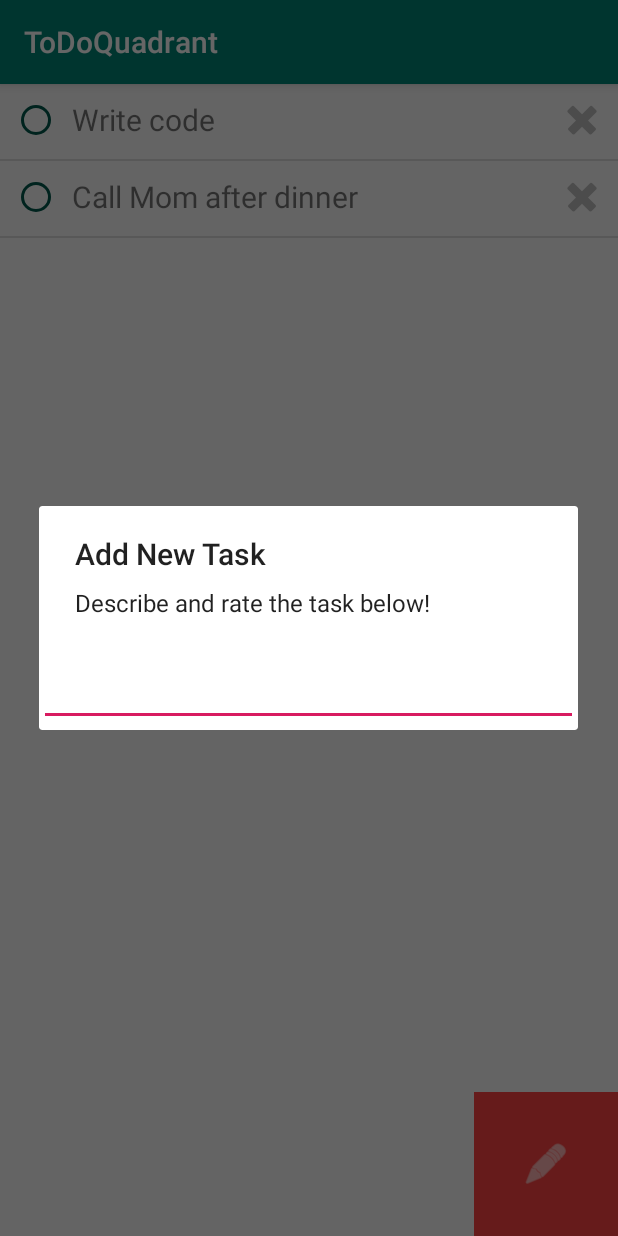
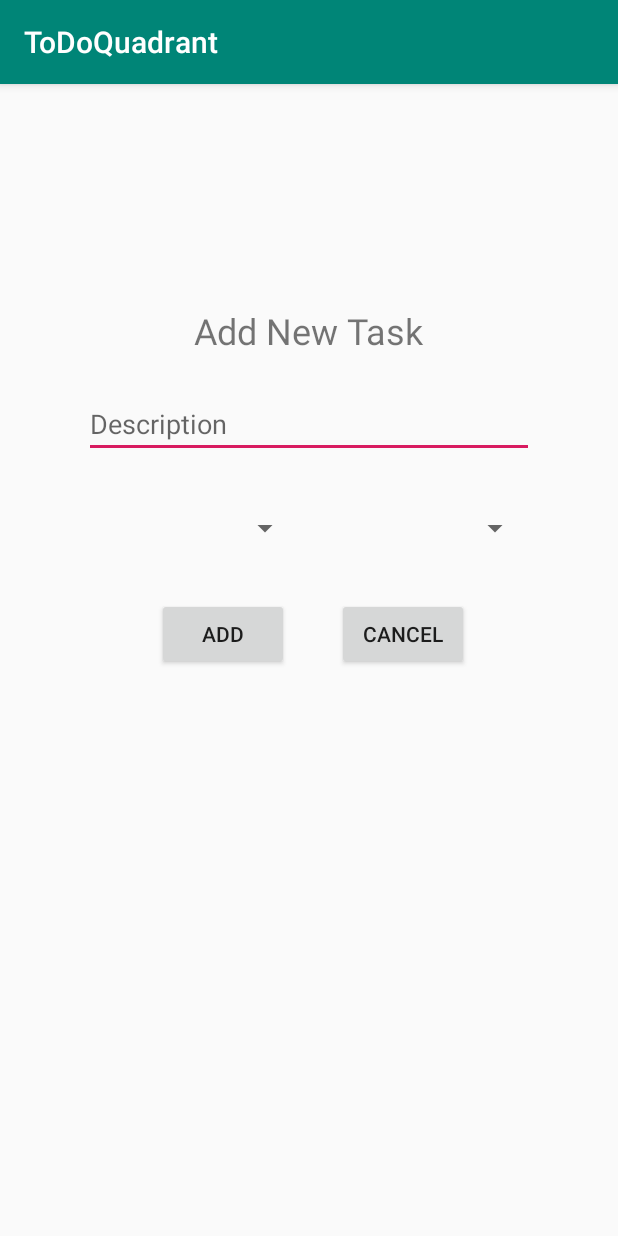
Before and after one commit to lillworkspace/ToDoQu, an Android app: the screen it shows after launch (MainActivity before the commit, AddActivity after it), after a tap on an icon or button, on a phone screen of 412 x 824 dp. Run offline under Robolectric (Android 15) with nearby library versions, the phone set to English and light mode, and no system bars; 1 other tap on this screen came first.

Commit message:
added add activity, deleted dialog box

```diff
--- a/app/src/main/AndroidManifest.xml
+++ b/app/src/main/AndroidManifest.xml
@@ -16,6 +16,7 @@
                 <category android:name="android.intent.category.LAUNCHER" />
             </intent-filter>
         </activity>
+        <activity android:name=".AddActivity"></activity>
     </application>
 
 </manifest>
--- /dev/null
+++ b/app/src/main/java/com/example/todoquadrant/AddActivity.java
@@ -0,0 +1,18 @@
+package com.example.todoquadrant;
+
+import android.os.Bundle;
+import android.support.v7.app.AppCompatActivity;
+import android.view.View;
+
+public class AddActivity extends AppCompatActivity{
+
+    @Override
+    protected void onCreate(Bundle savedInstanceState) {
+        super.onCreate(savedInstanceState);
+        setContentView(R.layout.activity_add);
+    }
+
+    public void addTask(View view){
+
+    }
+}
--- a/app/src/main/java/com/example/todoquadrant/MainActivity.java
+++ b/app/src/main/java/com/example/todoquadrant/MainActivity.java
@@ -1,15 +1,12 @@
 package com.example.todoquadrant;
 
-import android.support.v7.app.AlertDialog;
+import android.content.Intent;
 import android.support.v7.app.AppCompatActivity;
 import android.os.Bundle;
 import android.view.View;
 import android.widget.ArrayAdapter;
-import android.widget.EditText;
 import android.widget.ListView;
-import android.widget.Spinner;
 import android.widget.TextView;
-
 import java.util.ArrayList;
 
 public class MainActivity extends AppCompatActivity {
@@ -35,25 +32,9 @@ public class MainActivity extends AppCompatActivity {
 
     }
 
-    public void addTaskDialog(View view){
-        final EditText taskDescription = new EditText(this);
-        //final Spinner importance = new Spinner(this, 1);
-        //final Spinner urgency = new Spinner(this);
-
-        AlertDialog.Builder addDialog = new AlertDialog.Builder(this);
-        addDialog.setTitle("Add New Task");
-        addDialog.setMessage("Describe and rate the task below!");
-        addDialog.setView(taskDescription);
-        //addDialog.setView(importance);
-        //addDialog.setView(urgency);
-
-
-        //addDialog.setPositiveButton("Add", );
-        //addDialog.setNegativeButton("Cancel", null);
-
-        addDialog.create();
-        addDialog.show();
-
+    public void addTask(View view){
+        Intent intent = new Intent(this, com.example.todoquadrant.AddActivity.class);
+        startActivity(intent);
     }
 
 
@@ -65,14 +46,6 @@ public class MainActivity extends AppCompatActivity {
         tasksAdapter.notifyDataSetChanged();
     }
 
-    public void addTask(View view){
-        //String description;
-        //int priority;
-        //tasks.add(new Task(description, priority));
-        //tasksAdapter.notifyDataSetChanged();
-
-    }
-
     public Task searchTask(String string) {
         for (Task t : tasks){
             if (t.getDescription().equals(string)){
--- /dev/null
+++ b/app/src/main/res/layout/activity_add.xml
@@ -0,0 +1,91 @@
+<?xml version="1.0" encoding="utf-8"?>
+<android.support.constraint.ConstraintLayout xmlns:android="http://schemas.android.com/apk/res/android"
+    xmlns:app="http://schemas.android.com/apk/res-auto"
+    xmlns:tools="http://schemas.android.com/tools"
+    android:layout_width="match_parent"
+    android:layout_height="match_parent">
+
+    <Spinner
+        android:id="@+id/spinner2"
+        android:layout_width="145dp"
+        android:layout_height="45dp"
+        android:layout_marginStart="55dp"
+        android:layout_marginLeft="55dp"
+        android:layout_marginTop="24dp"
+        android:spinnerMode="dropdown"
+        app:layout_constraintStart_toStartOf="parent"
+        app:layout_constraintTop_toBottomOf="@+id/editText" />
+
+    <Spinner
+        android:id="@+id/spinner5"
+        android:layout_width="145dp"
+        android:layout_height="45dp"
+        android:layout_marginStart="8dp"
+        android:layout_marginLeft="8dp"
+        android:layout_marginTop="24dp"
+        android:layout_marginEnd="58dp"
+        android:layout_marginRight="58dp"
+        android:spinnerMode="dropdown"
+        app:layout_constraintEnd_toEndOf="parent"
+        app:layout_constraintStart_toEndOf="@+id/spinner2"
+        app:layout_constraintTop_toBottomOf="@+id/editText" />
+
+    <TextView
+        android:id="@+id/textView"
+        android:layout_width="wrap_content"
+        android:layout_height="32dp"
+        android:layout_marginStart="128dp"
+        android:layout_marginLeft="128dp"
+        android:layout_marginTop="148dp"
+        android:layout_marginEnd="128dp"
+        android:layout_marginRight="128dp"
+        android:text="Add New Task"
+        android:textSize="24dp"
+        app:layout_constraintEnd_toEndOf="parent"
+        app:layout_constraintStart_toStartOf="parent"
+        app:layout_constraintTop_toTopOf="parent" />
+
+    <EditText
+        android:id="@+id/editText"
+        android:layout_width="300dp"
+        android:layout_height="wrap_content"
+        android:layout_marginStart="52dp"
+        android:layout_marginLeft="52dp"
+        android:layout_marginTop="24dp"
+        android:layout_marginEnd="52dp"
+        android:layout_marginRight="52dp"
+        android:ems="10"
+        android:hint="Description"
+        app:layout_constraintEnd_toEndOf="parent"
+        app:layout_constraintStart_toStartOf="parent"
+        app:layout_constraintTop_toBottomOf="@+id/textView" />
+
+    <Button
+        android:id="@+id/button"
+        android:layout_width="wrap_content"
+        android:layout_height="wrap_content"
+        android:layout_marginStart="16dp"
+        android:layout_marginLeft="16dp"
+        android:layout_marginTop="24dp"
+        android:layout_marginEnd="107dp"
+        android:layout_marginRight="107dp"
+        android:text="Cancel"
+        app:layout_constraintEnd_toEndOf="parent"
+        app:layout_constraintStart_toEndOf="@+id/button1"
+        app:layout_constraintTop_toBottomOf="@+id/spinner5" />
+
+    <Button
+        android:id="@+id/button1"
+        android:layout_width="wrap_content"
+        android:layout_height="wrap_content"
+        android:layout_marginStart="112dp"
+        android:layout_marginLeft="112dp"
+        android:layout_marginTop="24dp"
+        android:layout_marginEnd="16dp"
+        android:layout_marginRight="16dp"
+        android:text="Add"
+        app:layout_constraintEnd_toStartOf="@+id/button"
+        app:layout_constraintStart_toStartOf="parent"
+        app:layout_constraintTop_toBottomOf="@+id/spinner2" />
+
+</android.support.constraint.ConstraintLayout>
--- a/app/src/main/res/layout/activity_main.xml
+++ b/app/src/main/res/layout/activity_main.xml
@@ -16,7 +16,7 @@
         android:layout_width="96dp"
         android:layout_height="96dp"
         android:background="@android:color/holo_red_light"
-        android:onClick="addTaskDialog"
+        android:onClick="addTask"
         android:scaleType="center"
         android:tint="@android:color/white"
         app:layout_constraintBottom_toBottomOf="parent"
--- a/app/src/main/res/values/strings.xml
+++ b/app/src/main/res/values/strings.xml
@@ -1,3 +1,14 @@
 <resources>
     <string name="app_name">ToDoQuadrant</string>
+
+    <string-array name="importance">
+        <item>Importance</item>
+        <item>Not Important</item>
+    </string-array>
+
+    <string-array name="urgency">
+        <item>Urgent</item>
+        <item>Not Urgent</item>
+    </string-array>
+
 </resources>
```
